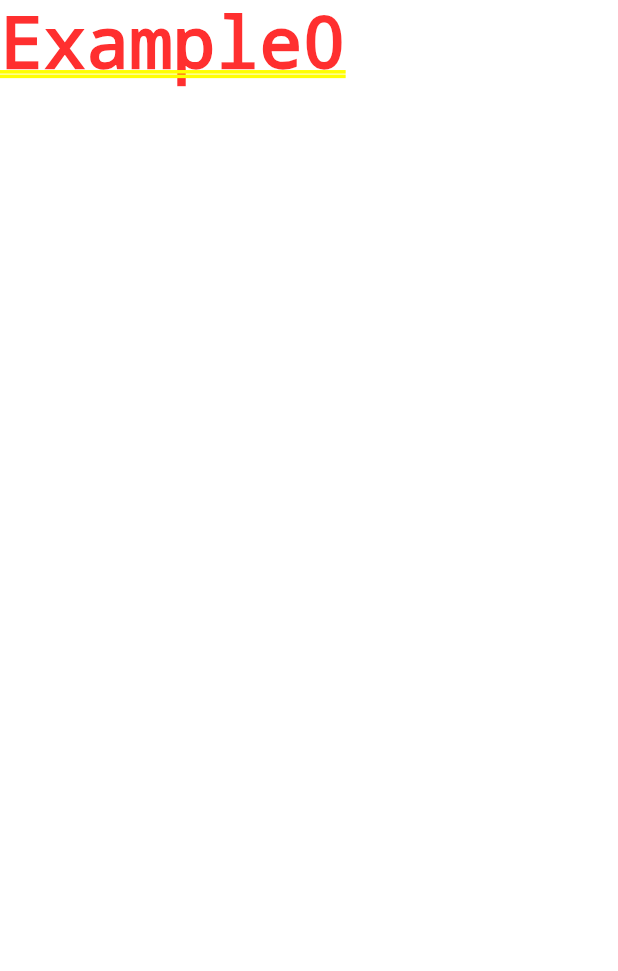
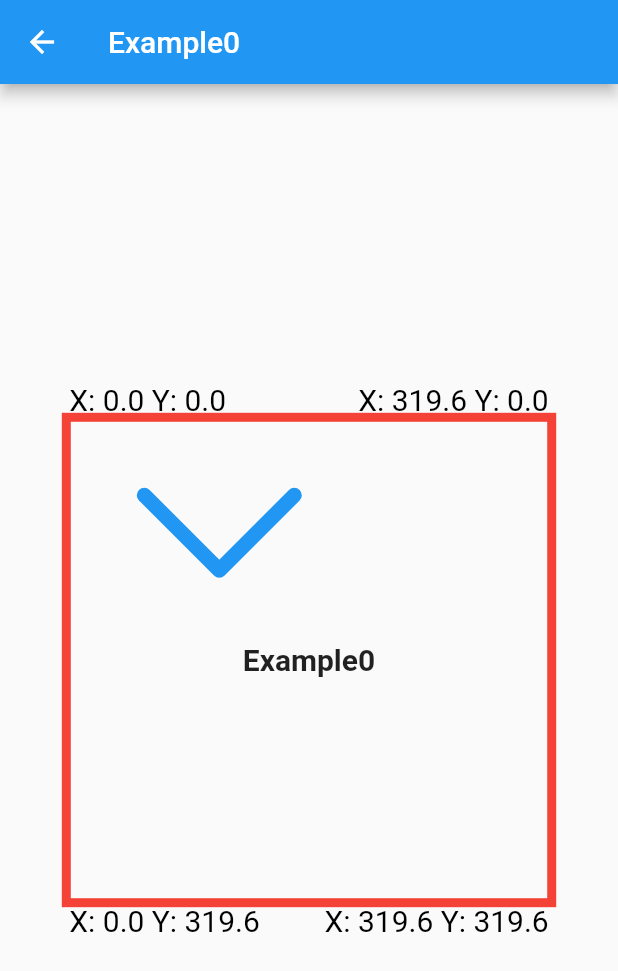
Before and after one commit to alvarobcprado/flutter_custom_painter, a Flutter app: the screen it shows after launch, after a tap on "Example0", on a phone screen of 412 x 824 dp. Shown: the top 971 px of the screen. Run offline on Flutter 3.47's test engine with Material 2 defaults, Android fonts, the phone set to English and light mode, and no system bars.

Commit message:
feat: create initial example0

```diff
--- a/lib/app/example0.dart
+++ b/lib/app/example0.dart
@@ -1,12 +1,73 @@
 import 'package:flutter/material.dart';
+import 'package:flutter_custom_painter/app/core/sized_painter_box.dart';
 
 class Example0 extends StatelessWidget {
   const Example0({super.key});
 
   @override
   Widget build(BuildContext context) {
-    return Container(
-      child: const Text('Example0'),
+    final size = MediaQuery.sizeOf(context);
+    return Scaffold(
+      appBar: AppBar(
+        title: const Text('Example0'),
+      ),
+      body: Center(
+        child: SizedPainterBox(
+          sideSize: size.width * 0.8,
+          child: CustomPaint(
+            // Tamanho disponível para o painter desenhar
+            size: Size.square(size.width * 0.5),
+            // Painter que irá desenhar na tela
+            painter: Example0Painter(),
+            // Painter que irá desenhar na tela, porém, na frente do child
+            foregroundPainter: null,
+            // Se o painter é complexo suficiente para utilizar cache,
+            isComplex: false,
+            // Se o painter irá mudar de um frame para outro
+            willChange: false,
+            child: const Center(
+              child: Text(
+                'Example0',
+                style: TextStyle(
+                  fontSize: 20,
+                  fontWeight: FontWeight.bold,
+                ),
+              ),
+            ),
+          ),
+        ),
+      ),
     );
   }
 }
+
+class Example0Painter extends CustomPainter {
+  final line = Path()
+    ..moveTo(50, 50)
+    ..lineTo(100, 100)
+    ..lineTo(150, 50);
+  // ..relativeLineTo(50, 50)
+  // ..relativeLineTo(50, -50);
+
+  final painter = Paint()
+    ..color = Colors.blue
+    ..style = PaintingStyle.stroke
+    ..strokeJoin = StrokeJoin.round
+    ..strokeCap = StrokeCap.round
+    ..strokeWidth = 10;
+
+  @override
+  void paint(Canvas canvas, Size size) {
+    canvas.drawPath(line, painter);
+  }
+
+  @override
+  bool shouldRepaint(covariant CustomPainter oldDelegate) {
+    return false;
+  }
+
+  @override
+  bool? hitTest(Offset position) {
+    return null;
+  }
+}
```
